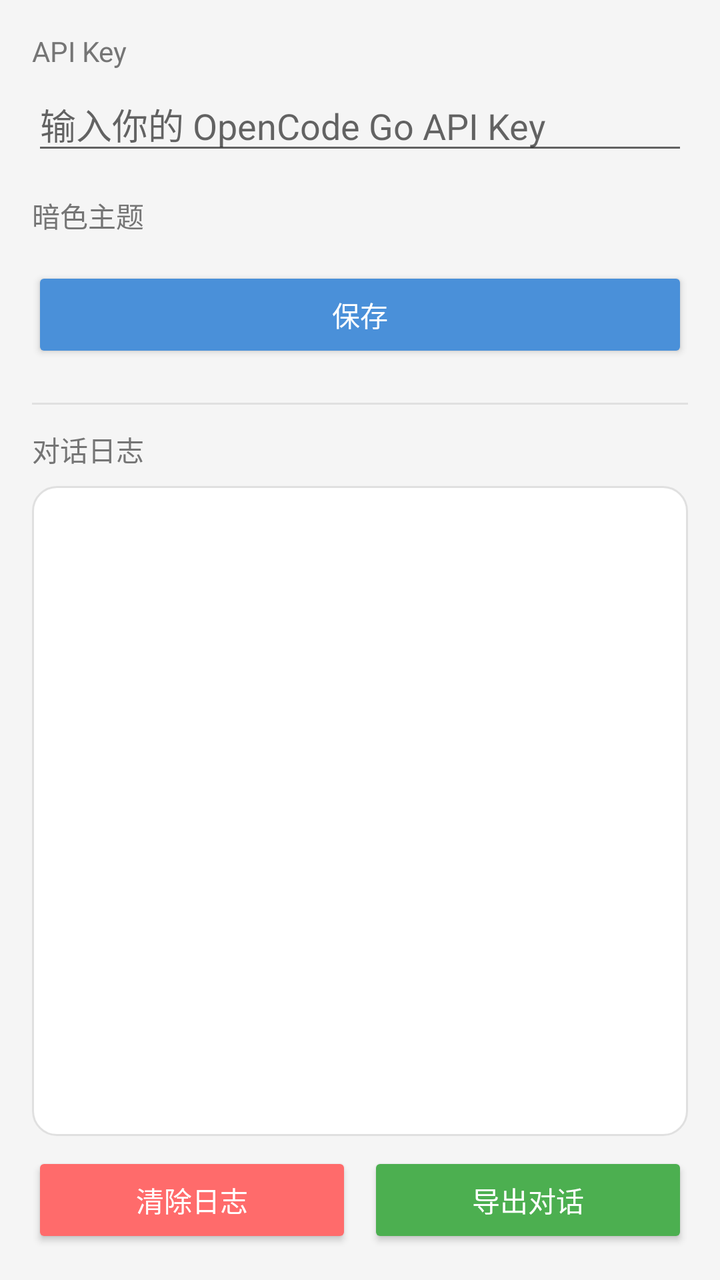
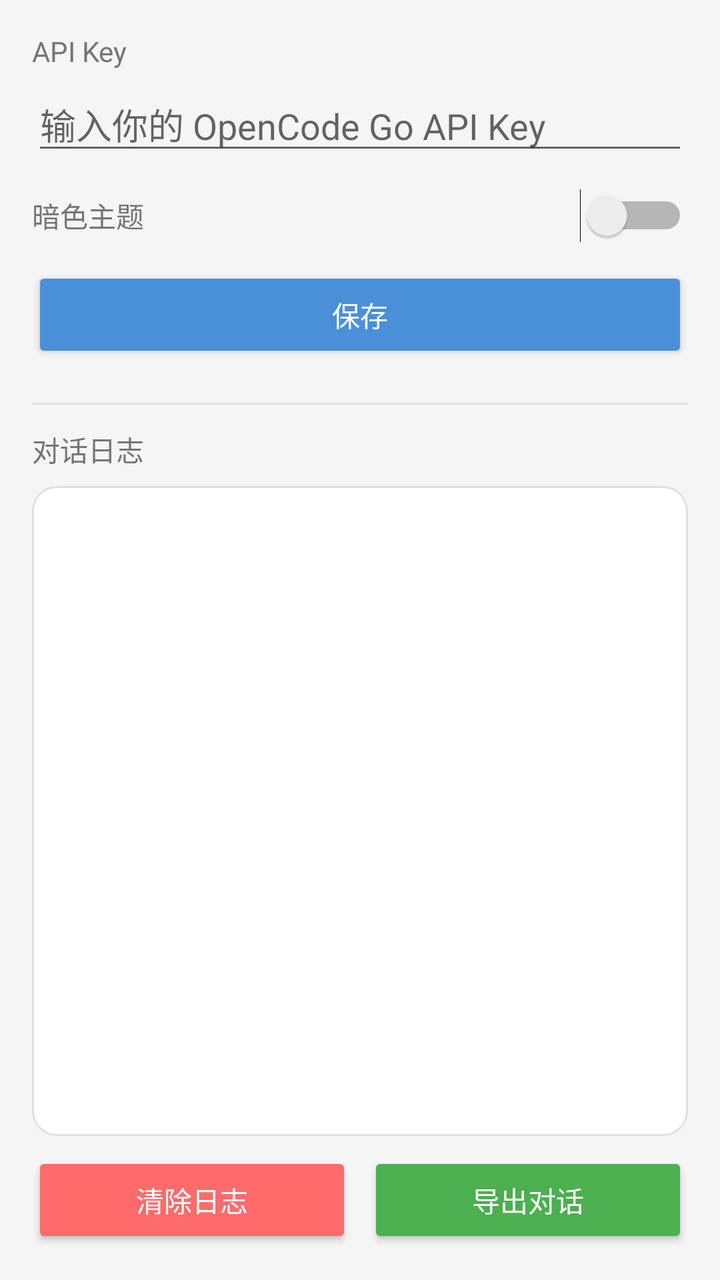

The first picture is an Android layout as it rendered before a commit; the second is the same layout after the commit. The layout source and the unified diff follow.
<!-- AndroidManifest.xml: application theme Theme.SimpleAI -->
<!-- res/layout/activity_settings.xml -->
<?xml version="1.0" encoding="utf-8"?>
<LinearLayout xmlns:android="http://schemas.android.com/apk/res/android"
    android:layout_width="match_parent"
    android:layout_height="match_parent"
    android:orientation="vertical"
    android:padding="16dp">

    <TextView
        android:layout_width="wrap_content"
        android:layout_height="wrap_content"
        android:text="API Key"
        android:textSize="14sp"
        android:textColor="@color/text_secondary" />

    <EditText
        android:id="@+id/edit_api_key"
        android:layout_width="match_parent"
        android:layout_height="wrap_content"
        android:layout_marginTop="4dp"
        android:hint="输入你的 OpenCode Go API Key"
        android:inputType="textPassword"
        android:singleLine="true" />

    <LinearLayout
        android:layout_width="match_parent"
        android:layout_height="wrap_content"
        android:layout_marginTop="12dp"
        android:gravity="center_vertical"
        android:orientation="horizontal">

        <TextView
            android:layout_width="0dp"
            android:layout_height="wrap_content"
            android:layout_weight="1"
            android:text="暗色主题"
            android:textColor="@color/text_secondary"
            android:textSize="14sp" />

        <Switch
            android:id="@+id/switch_dark" />
    </LinearLayout>

    <Button
        android:id="@+id/btn_save"
        android:layout_width="match_parent"
        android:layout_height="wrap_content"
        android:layout_marginTop="12dp"
        android:backgroundTint="@color/primary"
        android:text="保存"
        android:textColor="@android:color/white" />

    <View
        android:layout_width="match_parent"
        android:layout_height="1dp"
        android:layout_marginTop="20dp"
        android:background="@color/divider" />

    <TextView
        android:layout_width="wrap_content"
        android:layout_height="wrap_content"
        android:layout_marginTop="12dp"
        android:text="对话日志"
        android:textSize="14sp"
        android:textColor="@color/text_secondary" />

    <ScrollView
        android:layout_width="match_parent"
        android:layout_height="0dp"
        android:layout_weight="1"
        android:layout_marginTop="8dp"
        android:background="@drawable/bg_ai_message"
        android:padding="8dp">

        <TextView
            android:id="@+id/text_log"
            android:layout_width="match_parent"
            android:layout_height="wrap_content"
            android:fontFamily="monospace"
            android:textColor="@color/text_primary"
            android:textSize="12sp" />
    </ScrollView>

    <LinearLayout
        android:layout_width="match_parent"
        android:layout_height="wrap_content"
        android:layout_marginTop="8dp"
        android:orientation="horizontal">

        <Button
            android:id="@+id/btn_clear_log"
            android:layout_width="0dp"
            android:layout_height="wrap_content"
            android:layout_weight="1"
            android:backgroundTint="#FF6B6B"
            android:text="清除日志"
            android:textColor="@android:color/white" />

        <Button
            android:id="@+id/btn_export"
            android:layout_width="0dp"
            android:layout_height="wrap_content"
            android:layout_weight="1"
            android:layout_marginStart="8dp"
            android:backgroundTint="#4CAF50"
            android:text="导出对话"
            android:textColor="@android:color/white" />
    </LinearLayout>

</LinearLayout>
<!-- resources referenced by this layout -->
<resources>
  <color name="divider">#E0E0E0</color>
  <color name="primary">#4A90D9</color>
  <color name="text_primary">#212121</color>
  <color name="text_secondary">#757575</color>
  <!-- drawable bg_ai_message (drawable) -->
  <?xml version="1.0" encoding="utf-8"?>
  <shape xmlns:android="http://schemas.android.com/apk/res/android"
      android:shape="rectangle">
      <corners android:radius="12dp" />
      <solid android:color="@color/bg_ai_msg" />
      <stroke
          android:width="1dp"
          android:color="@color/divider" />
  </shape>
  <style name="Theme.SimpleAI" parent="Theme.AppCompat.DayNight.NoActionBar">
          <item name="colorPrimary">@color/primary</item>
          <item name="colorPrimaryDark">@color/primary_dark</item>
          <item name="colorAccent">@color/accent</item>
          <item name="android:windowBackground">@color/bg_chat</item>
      </style>
  <color name="bg_ai_msg">#FFFFFF</color>
  <color name="primary_dark">#3A7BC8</color>
  <color name="accent">#FF6B6B</color>
  <color name="bg_chat">#F5F5F5</color>
</resources>

<!-- the commit's change to res/layout/activity_settings.xml (unified diff, before → after) -->
@@ -37,7 +37,9 @@
             android:textSize="14sp" />
 
         <Switch
-            android:id="@+id/switch_dark" />
+            android:id="@+id/switch_dark"
+            android:layout_width="wrap_content"
+            android:layout_height="wrap_content" />
     </LinearLayout>
 
     <Button
